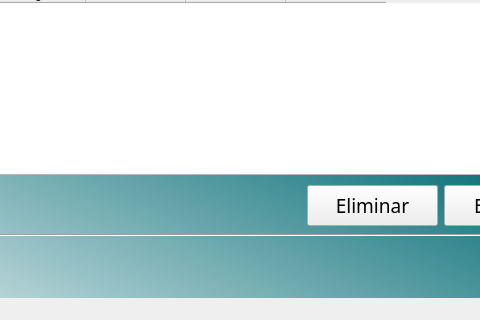
solics/ciclo-III-project, file UI/frmEliminarRepuesto.ui: the form before one commit; both pictures show x 345 to 825 and y 185 to 505 of the 930 by 505 pixel window.
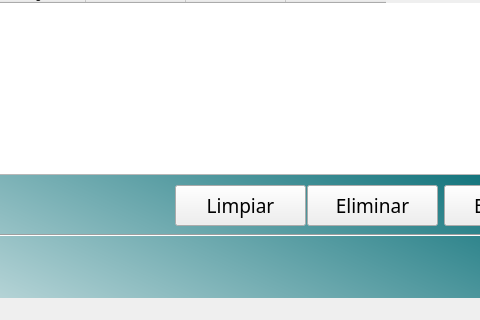
The form after the commit. Icons and pictures are not drawn.

Commit message: se agrega el flujo eliminar repuesto

Patch:
```diff
--- a/UI/frmEliminarRepuesto.ui
+++ b/UI/frmEliminarRepuesto.ui
@@ -434,6 +434,35 @@
      </size>
     </property>
    </widget>
+   <widget class="QPushButton" name="btnLimpiar">
+    <property name="geometry">
+     <rect>
+      <x>520</x>
+      <y>370</y>
+      <width>131</width>
+      <height>41</height>
+     </rect>
+    </property>
+    <property name="font">
+     <font>
+      <family>Century Gothic</family>
+      <pointsize>14</pointsize>
+     </font>
+    </property>
+    <property name="text">
+     <string>Limpiar</string>
+    </property>
+    <property name="icon">
+     <iconset>
+      <normaloff>../Img/limpiar.png</normaloff>../Img/limpiar.png</iconset>
+    </property>
+    <property name="iconSize">
+     <size>
+      <width>28</width>
+      <height>28</height>
+     </size>
+    </property>
+   </widget>
   </widget>
   <widget class="QMenuBar" name="menubar">
    <property name="geometry">
```
The commit also changes 4 other files.
